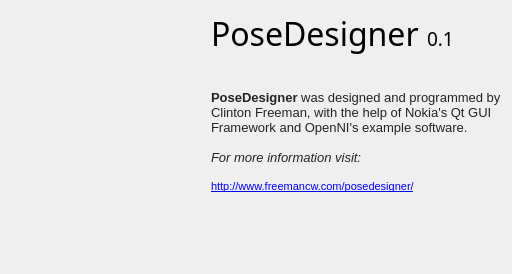
Before: the Qt Designer form aboutdialog.ui in freemancw/PoseDesigner, drawn with Qt 5.
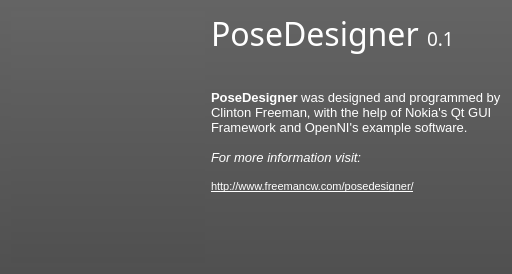
After: the same form once the commit is applied. Icons and pictures are not drawn.

Commit message: Started modifying the stylesheets of several windows to a dark theme.

What changed in the file:
```diff
--- a/aboutdialog.ui
+++ b/aboutdialog.ui
@@ -13,6 +13,11 @@
   <property name="windowTitle">
    <string>About PoseDesigner</string>
   </property>
+  <property name="styleSheet">
+   <string notr="true">background-color: qlineargradient(spread:pad, x1:0, y1:1, x2:0, y2:0, stop:0 rgba(80, 80, 80, 255), stop:1 rgba(100, 100, 100, 255));
+color: rgb(255, 255, 255);
+</string>
+  </property>
   <layout class="QGridLayout" name="gridLayout">
    <item row="0" column="0" rowspan="2">
     <widget class="QLabel" name="label">
@@ -38,6 +43,9 @@
        <pointsize>24</pointsize>
       </font>
      </property>
+     <property name="styleSheet">
+      <string notr="true">background-color: transparent;</string>
+     </property>
      <property name="text">
       <string>&lt;!DOCTYPE HTML PUBLIC &quot;-//W3C//DTD HTML 4.0//EN&quot; &quot;http://www.w3.org/TR/REC-html40/strict.dtd&quot;&gt;
 &lt;html&gt;&lt;head&gt;&lt;meta name=&quot;qrichtext&quot; content=&quot;1&quot; /&gt;&lt;style type=&quot;text/css&quot;&gt;
@@ -61,18 +69,22 @@
        <italic>false</italic>
       </font>
      </property>
+     <property name="styleSheet">
+      <string notr="true">background-color: transparent;
+</string>
+     </property>
      <property name="text">
       <string>&lt;!DOCTYPE HTML PUBLIC &quot;-//W3C//DTD HTML 4.0//EN&quot; &quot;http://www.w3.org/TR/REC-html40/strict.dtd&quot;&gt;
 &lt;html&gt;&lt;head&gt;&lt;meta name=&quot;qrichtext&quot; content=&quot;1&quot; /&gt;&lt;style type=&quot;text/css&quot;&gt;
 p, li { white-space: pre-wrap; }
 &lt;/style&gt;&lt;/head&gt;&lt;body style=&quot; font-family:'MS Shell Dlg 2'; font-size:8pt; font-weight:400; font-style:normal;&quot;&gt;
-&lt;p style=&quot;-qt-paragraph-type:empty; margin-top:0px; margin-bottom:0px; margin-left:0px; margin-right:0px; -qt-block-indent:0; text-indent:0px;&quot;&gt;&lt;/p&gt;
-&lt;p style=&quot;-qt-paragraph-type:empty; margin-top:0px; margin-bottom:0px; margin-left:0px; margin-right:0px; -qt-block-indent:0; text-indent:0px; font-size:10pt; font-weight:600; color:#232323;&quot;&gt;&lt;/p&gt;
-&lt;p style=&quot; margin-top:0px; margin-bottom:0px; margin-left:0px; margin-right:0px; -qt-block-indent:0; text-indent:0px;&quot;&gt;&lt;span style=&quot; font-size:10pt; font-weight:600; color:#232323;&quot;&gt;PoseDesigner&lt;/span&gt;&lt;span style=&quot; font-size:10pt; color:#232323;&quot;&gt; was designed and programmed by Clinton Freeman, with the help of Nokia's Qt GUI Framework and OpenNI's example software.&lt;/span&gt;&lt;/p&gt;
-&lt;p style=&quot;-qt-paragraph-type:empty; margin-top:0px; margin-bottom:0px; margin-left:0px; margin-right:0px; -qt-block-indent:0; text-indent:0px; font-size:10pt; color:#232323;&quot;&gt;&lt;/p&gt;
-&lt;p style=&quot; margin-top:0px; margin-bottom:0px; margin-left:0px; margin-right:0px; -qt-block-indent:0; text-indent:0px;&quot;&gt;&lt;span style=&quot; font-size:10pt; font-style:italic; color:#232323;&quot;&gt;For more information visit:&lt;/span&gt;&lt;/p&gt;
-&lt;p style=&quot;-qt-paragraph-type:empty; margin-top:0px; margin-bottom:0px; margin-left:0px; margin-right:0px; -qt-block-indent:0; text-indent:0px; font-size:10pt; color:#232323;&quot;&gt;&lt;/p&gt;
-&lt;p style=&quot; margin-top:0px; margin-bottom:0px; margin-left:0px; margin-right:0px; -qt-block-indent:0; text-indent:0px;&quot;&gt;&lt;a href=&quot;http://www.freemancw.com/posedesigner/&quot;&gt;&lt;span style=&quot; text-decoration: underline; color:#0000ff;&quot;&gt;http://www.freemancw.com/posedesigner/&lt;/span&gt;&lt;/a&gt;&lt;/p&gt;&lt;/body&gt;&lt;/html&gt;</string>
+&lt;p style=&quot;-qt-paragraph-type:empty; margin-top:0px; margin-bottom:0px; margin-left:0px; margin-right:0px; -qt-block-indent:0; text-indent:0px; color:#ffffff;&quot;&gt;&lt;/p&gt;
+&lt;p style=&quot;-qt-paragraph-type:empty; margin-top:0px; margin-bottom:0px; margin-left:0px; margin-right:0px; -qt-block-indent:0; text-indent:0px; font-size:10pt; font-weight:600;&quot;&gt;&lt;/p&gt;
+&lt;p style=&quot; margin-top:0px; margin-bottom:0px; margin-left:0px; margin-right:0px; -qt-block-indent:0; text-indent:0px;&quot;&gt;&lt;span style=&quot; font-size:10pt; font-weight:600;&quot;&gt;PoseDesigner&lt;/span&gt;&lt;span style=&quot; font-size:10pt;&quot;&gt; was designed and programmed by Clinton Freeman, with the help of Nokia's Qt GUI Framework and OpenNI's example software.&lt;/span&gt;&lt;/p&gt;
+&lt;p style=&quot;-qt-paragraph-type:empty; margin-top:0px; margin-bottom:0px; margin-left:0px; margin-right:0px; -qt-block-indent:0; text-indent:0px; font-size:10pt;&quot;&gt;&lt;/p&gt;
+&lt;p style=&quot; margin-top:0px; margin-bottom:0px; margin-left:0px; margin-right:0px; -qt-block-indent:0; text-indent:0px;&quot;&gt;&lt;span style=&quot; font-size:10pt; font-style:italic;&quot;&gt;For more information visit:&lt;/span&gt;&lt;/p&gt;
+&lt;p style=&quot;-qt-paragraph-type:empty; margin-top:0px; margin-bottom:0px; margin-left:0px; margin-right:0px; -qt-block-indent:0; text-indent:0px; font-size:10pt;&quot;&gt;&lt;/p&gt;
+&lt;p style=&quot; margin-top:0px; margin-bottom:0px; margin-left:0px; margin-right:0px; -qt-block-indent:0; text-indent:0px;&quot;&gt;&lt;a href=&quot;http://www.freemancw.com/posedesigner/&quot;&gt;&lt;span style=&quot; text-decoration: underline; color:#ffffff;&quot;&gt;http://www.freemancw.com/posedesigner/&lt;/span&gt;&lt;/a&gt;&lt;/p&gt;&lt;/body&gt;&lt;/html&gt;</string>
      </property>
      <property name="textFormat">
       <enum>Qt::RichText</enum>
```
The commit also changes 3 other files.
